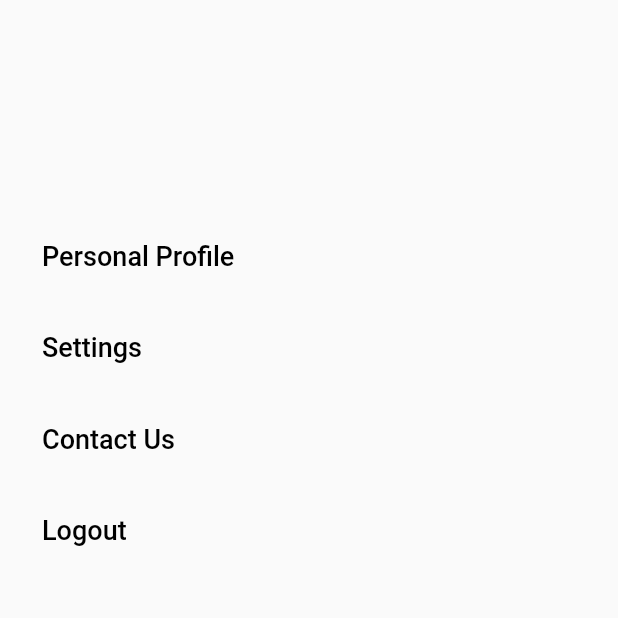
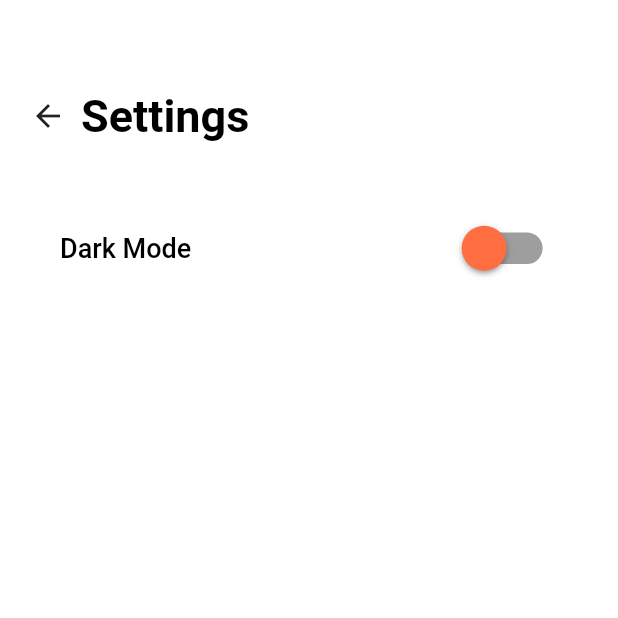
Before and after one commit to ayushmehre/newsapp, a Flutter app: the UserAccount screen opened directly, after a tap on "Settings", on a phone screen of 412 x 824 dp, the top half of it. Run offline on Flutter 3.47's test engine with Material 2 defaults, Android fonts, the phone set to English and light mode, and no system bars; our stand-ins replace flick_video_player, flutter_signin_button, font_awesome_flutter, google_fonts, hexcolor, image_picker and 6 more; missing offline and left inert: amplify_auth_cognito, amplify_core, amplify_flutter, dart:ffi, flutter_video_info; accounts and stored records are empty; key blocks and very long unbroken strings in the code were emptied for the run.

Commit message:
Settings Screen Changes

```diff
--- /dev/null
+++ b/lib/pages/SettingsScreen.dart
@@ -0,0 +1,133 @@
+import 'package:flutter/cupertino.dart';
+import 'package:flutter/material.dart';
+import 'package:google_fonts/google_fonts.dart';
+import 'package:newsapp/dummy/home_screen.dart';
+import 'package:newsapp/pages/HomePage.dart';
+import 'package:newsapp/utils/api.dart';
+import 'package:newsapp/utils/colors.dart';
+
+class SettingsScreen extends StatefulWidget {
+  const SettingsScreen({Key? key}) : super(key: key);
+
+  @override
+  _SettingsScreenState createState() => _SettingsScreenState();
+}
+
+class _SettingsScreenState extends State<SettingsScreen> {
+  List listData = [];
+  bool boolsearch_height = false;
+
+  @override
+  void initState() {
+    super.initState();
+  }
+
+  @override
+  Widget build(BuildContext context) {
+    final isPortrait =
+        MediaQuery.of(context).orientation == Orientation.portrait;
+    final width = MediaQuery.of(context).size.width;
+    final height = MediaQuery.of(context).size.height;
+    final GlobalKey<ScaffoldState> _scaffoldKey = GlobalKey<ScaffoldState>();
+
+    return Scaffold(
+        key: _scaffoldKey,
+        backgroundColor: Colors.white,
+        endDrawerEnableOpenDragGesture: false,
+        body: SingleChildScrollView(
+            child: Container(
+          color: Colors.white,
+          padding: EdgeInsets.fromLTRB(20, 20, 20, 20),
+          child:
+              Column(crossAxisAlignment: CrossAxisAlignment.start, children: [
+            SizedBox(height: 20),
+            Container(
+              margin: EdgeInsets.fromLTRB(0, 20, 16, 0),
+              child: Row(
+                children: [
+                  InkWell(onTap: (){Navigator.pop(context);},child: Icon(Icons.arrow_back)),
+                  SizedBox(width: 10,),
+                  Text(
+                    'Settings',
+                    style: GoogleFonts.roboto(
+                      textStyle: TextStyle(
+                        fontSize: 30,
+                        color: CustomColors().black,
+                        fontWeight: FontWeight.w700,
+                      ),
+                    ),
+                  ),
+                ],
+              ),
+            ),
+            SizedBox(
+              height: 40,
+            ),
+            Row(
+              children: [
+                InkWell(
+                  onTap: () {},
+                  child: Container(
+                    padding: EdgeInsets.fromLTRB(20, 20, 20, 20),
+                    width: MediaQuery.of(context).size.width - 120,
+                    child: Text(
+                      'Dark Mode',
+                      style: TextStyle(
+                        fontSize: 18,
+                        color: CustomColors().black,
+                        fontWeight: FontWeight.w500,
+                      ),
+                    ),
+                  ),
+                ),
+                Container(height: 20, width: 50, child: SwitchScreen())
+              ],
+            ),
+          ]),
+        )));
+  }
+}
+
+class SwitchScreen extends StatefulWidget {
+  @override
+  SwitchClass createState() => new SwitchClass();
+}
+
+class SwitchClass extends State {
+  bool isSwitched = false;
+  var textValue = 'Switch is OFF';
+
+  void toggleSwitch(bool value) {
+    if (isSwitched == false) {
+      setState(() {
+        isSwitched = true;
+        textValue = 'Switch Button is ON';
+      });
+      print('Switch Button is ON');
+    } else {
+      setState(() {
+        isSwitched = false;
+        textValue = 'Switch Button is OFF';
+      });
+      print('Switch Button is OFF');
+    }
+  }
+
+  @override
+  Widget build(BuildContext context) {
+    return Container(
+      height: 50,
+      width: 50,
+      child: Transform.scale(
+          scale: 1.5,
+          child: Switch(
+            onChanged: toggleSwitch,
+            value: isSwitched,
+            activeColor: Colors.deepOrangeAccent,
+            activeTrackColor: Colors.black,
+            inactiveThumbColor: Colors.deepOrangeAccent,
+            inactiveTrackColor: Colors.grey,
+          )),
+    );
+  }
+}
--- a/lib/pages/UserAccount.dart
+++ b/lib/pages/UserAccount.dart
@@ -6,8 +6,10 @@ import 'package:google_fonts/google_fonts.dart';
 import 'package:newsapp/dummy/login_view.dart';
 import 'package:newsapp/models/UserObject.dart';
 import 'package:newsapp/pages/LoginPage.dart';
+import 'package:newsapp/pages/SettingsScreen.dart';
 import 'package:newsapp/utils/UserUtils.dart';
 import 'package:newsapp/utils/colors.dart';
+import 'package:shared_preferences/shared_preferences.dart';
 
 class UserAccount extends StatefulWidget {
   const UserAccount({Key? key}) : super(key: key);
@@ -18,6 +20,7 @@ class UserAccount extends StatefulWidget {
 
 class _UserAccountState extends State<UserAccount> {
 
+  Future<SharedPreferences> _prefs = SharedPreferences.getInstance();
   UserObject? currentUser;
 
   handleLogout() {
@@ -43,7 +46,9 @@ class _UserAccountState extends State<UserAccount> {
             SizedBox(height: 20),
             Container(
               margin: EdgeInsets.fromLTRB(16, 20, 16, 40),
-              child: Text(
+              child: Column(
+                children: [
+                  Text(
                     currentUser?.name ?? 'User Account',
                     style: GoogleFonts.roboto(
                       textStyle: TextStyle(
@@ -53,26 +58,29 @@ class _UserAccountState extends State<UserAccount> {
                       ),
                     ),
                   ),
-            ),
-            InkWell(
-              onTap: () {},
-              child: Container(
-                padding: EdgeInsets.fromLTRB(20, 20, 20, 20),
-                width: MediaQuery.of(context).size.width - 16,
-                child: Text(
-                  'Personal Profile',
-                  style: TextStyle(
-                    fontSize: 18,
-                    color: CustomColors().black,
-                    fontWeight: FontWeight.w500,
+                  Text(
+                    currentUser?.email ?? 'User Email',
+                    style: GoogleFonts.roboto(
+                      textStyle: TextStyle(
+                        fontSize: 16,
+                        color: CustomColors().grey,
+                        fontWeight: FontWeight.w700,
                       ),
                     ),
                   ),
+                ],
+              ),
             ),
 
-            //
             InkWell(
-              onTap: () {},
+              onTap: () {
+                Navigator.push(
+                  context,
+                  MaterialPageRoute(
+                    builder: (context) => SettingsScreen(),
+                  ),
+                );
+              },
               child: Container(
                 padding: EdgeInsets.fromLTRB(20, 20, 20, 20),
                 width: MediaQuery.of(context).size.width - 16,
@@ -94,7 +102,37 @@ class _UserAccountState extends State<UserAccount> {
                 padding: EdgeInsets.fromLTRB(20, 20, 20, 20),
                 width: MediaQuery.of(context).size.width - 16,
                 child: Text(
-                  'Contact Us',
+                  'Share App',
+                  style: TextStyle(
+                    fontSize: 18,
+                    color: CustomColors().black,
+                    fontWeight: FontWeight.w500,
+                  ),
+                ),
+              ),
+            ),
+            InkWell(
+              onTap: () {},
+              child: Container(
+                padding: EdgeInsets.fromLTRB(20, 20, 20, 20),
+                width: MediaQuery.of(context).size.width - 16,
+                child: Text(
+                  'About Us',
+                  style: TextStyle(
+                    fontSize: 18,
+                    color: CustomColors().black,
+                    fontWeight: FontWeight.w500,
+                  ),
+                ),
+              ),
+            ),
+            InkWell(
+              onTap: () {},
+              child: Container(
+                padding: EdgeInsets.fromLTRB(20, 20, 20, 20),
+                width: MediaQuery.of(context).size.width - 16,
+                child: Text(
+                  'Rate the App',
                   style: TextStyle(
                     fontSize: 18,
                     color: CustomColors().black,
```
Lines whose indentation alone changed are shown as unchanged.
